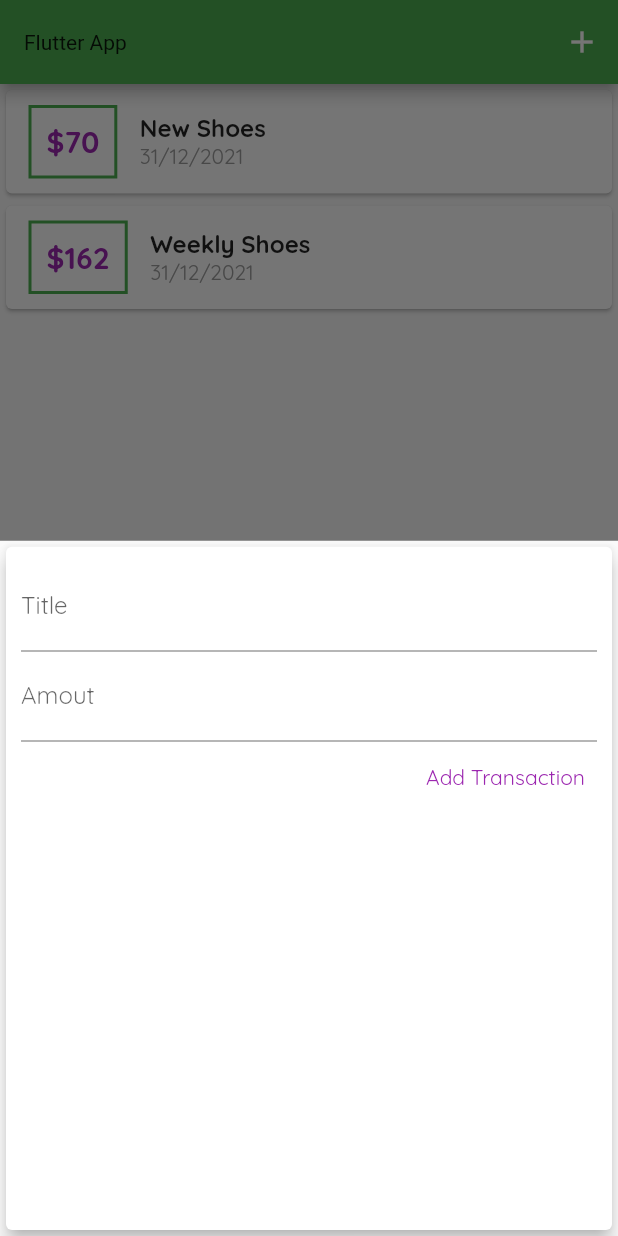
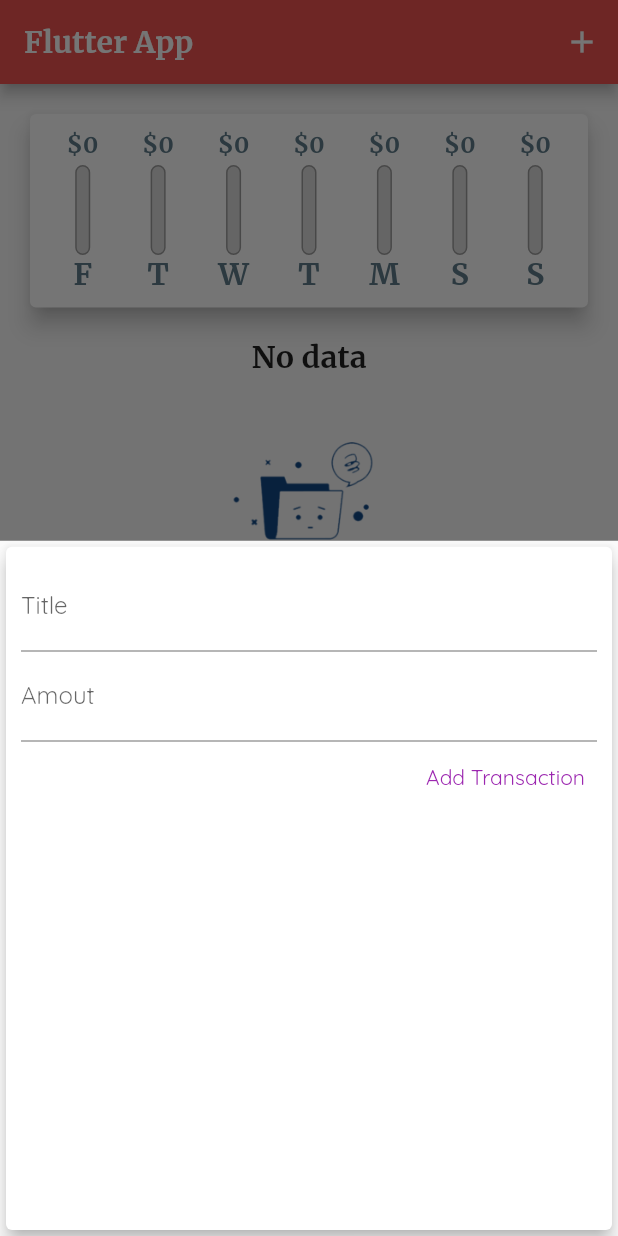
Before and after one commit to nambui98/Flutter_udemy2, a Flutter app: the screen it shows after launch, after a tap on the "add" icon, on a phone screen of 412 x 824 dp. Run offline on Flutter 3.47's test engine with Material 2 defaults, Android fonts, the phone set to English and light mode, and no system bars.

Commit message:
second commit

```diff
--- a/lib/main.dart
+++ b/lib/main.dart
@@ -1,4 +1,7 @@
+import 'package:flutter/cupertino.dart';
 import 'package:flutter/material.dart';
+import 'package:flutter_complete_guide/splash.dart';
+import 'package:flutter_complete_guide/widgets/chart.dart';
 import 'package:flutter_complete_guide/widgets/new_transaction.dart';
 import 'package:flutter_complete_guide/widgets/transaction_list.dart';
 
@@ -15,19 +18,39 @@ class MyApp extends StatelessWidget {
   // This widget is the root of your application.
   @override
   Widget build(BuildContext context) {
+    final ThemeData theme = ThemeData();
     return MaterialApp(
       title: 'Flutter App',
+      // theme: ThemeData(
+      //     primarySwatch: Colors.green,
+      //     accentColor: Colors.red,
+      //     fontFamily: 'Quicksand',
+      //     appBarTheme: AppBarTheme(
+      //       textTheme: const TextTheme(
+      //         headline6: TextStyle(
+      //           fontFamily: 'Quicksand',
+      //           fontSize: 50,
+      //           fontWeight: FontWeight.bold,
+      //         ),
+      //       ),
+      //     )),
       theme: ThemeData(
-          primarySwatch: Colors.green,
-          accentColor: Colors.red,
+          // colorScheme: theme.colorScheme.copyWith(secondary: Colors.red),
+          primaryColor: Colors.red,
           fontFamily: 'Quicksand',
-          appBarTheme: AppBarTheme(
-              textTheme: ThemeData.light().textTheme.copyWith(
-                  headline3: const TextStyle(
-                      fontFamily: "Merriweather",
-                      fontSize: 50,
-                      fontWeight: FontWeight.bold)))),
-      home: MyHomePage(),
+          colorScheme: theme.colorScheme
+              .copyWith(secondary: Colors.red, primary: Colors.red[400]),
+          textTheme: const TextTheme(
+              bodyText2: TextStyle(
+                  fontFamily: "Merriweather",
+                  fontSize: 20,
+                  color: Colors.blueGrey,
+                  fontWeight: FontWeight.bold),
+              headline6: TextStyle(
+                  fontFamily: "Merriweather",
+                  fontSize: 20,
+                  fontWeight: FontWeight.bold))),
+      home: Splash(),
     );
   }
 }
@@ -43,12 +66,18 @@ class _MyHomePageState extends State<MyHomePage> {
   final titleController = TextEditingController();
 
   final amoutController = TextEditingController();
-  final List<Transaction> _userTransaction = [
-    Transaction(
-        id: 't1', title: "New Shoes", amount: 69.99, date: DateTime.now()),
-    Transaction(
-        id: 'tư', title: "Weekly Shoes", amount: 161.53, date: DateTime.now()),
+  final List<Transaction> _userTransactions = [
+    // Transaction(
+    //     id: 't1', title: "New Shoes", amount: 69.99, date: DateTime.now()),
+    // Transaction(
+    //     id: 'tư', title: "Weekly Shoes", amount: 161.53, date: DateTime.now()),
   ];
+  List<Transaction> get _recentTransactions {
+    return _userTransactions.where((tx) {
+      return tx.date.isAfter(DateTime.now().subtract(Duration(days: 7)));
+    }).toList();
+  }
+
   void _addNewTransaction(String txTitle, double txAmout) {
     final newTx = Transaction(
         id: DateTime.now().toString(),
@@ -56,7 +85,7 @@ class _MyHomePageState extends State<MyHomePage> {
         amount: txAmout,
         date: DateTime.now());
     setState(() {
-      _userTransaction.add(newTx);
+      _userTransactions.add(newTx);
     });
   }
 
@@ -89,7 +118,12 @@ class _MyHomePageState extends State<MyHomePage> {
         ],
       ),
       body: SingleChildScrollView(
-          child: TransactionList(transactions: _userTransaction)),
+          child: Column(
+        children: [
+          Chart(recentTransactions: _recentTransactions),
+          TransactionList(transactions: _userTransactions),
+        ],
+      )),
       floatingActionButtonLocation: FloatingActionButtonLocation.centerFloat,
       floatingActionButton: FloatingActionButton(
         child: const Icon(Icons.add),
--- /dev/null
+++ b/lib/splash.dart
@@ -0,0 +1,34 @@
+import 'package:flutter/material.dart';
+import 'package:flutter_complete_guide/main.dart';
+
+class Splash extends StatefulWidget {
+  const Splash({Key? key}) : super(key: key);
+
+  @override
+  State<Splash> createState() => _SplashState();
+}
+
+class _SplashState extends State<Splash> {
+  @override
+  void initState() {
+    super.initState();
+    _navigatetohome();
+  }
+
+  _navigatetohome() async {
+    await Future.delayed(Duration(milliseconds: 1500), () {});
+    Navigator.pushReplacement(
+        context, MaterialPageRoute(builder: (content) => MyHomePage()));
+  }
+
+  @override
+  Widget build(BuildContext context) {
+    return Scaffold(
+      body: Center(
+        child: Container(
+          child: Text("splash", style: TextStyle(fontSize: 24)),
+        ),
+      ),
+    );
+  }
+}
--- /dev/null
+++ b/lib/widgets/chart.dart
@@ -0,0 +1,59 @@
+import 'package:flutter/material.dart';
+import 'package:flutter_complete_guide/models/transaction.dart';
+import 'package:flutter_complete_guide/widgets/chart_bar.dart';
+import 'package:intl/intl.dart';
+
+class Chart extends StatelessWidget {
+  final List<Transaction> recentTransactions;
+  const Chart({Key? key, required this.recentTransactions}) : super(key: key);
+
+  List<Map<String, Object>> get groupedTransactionValues {
+    return List.generate(7, (index) {
+      final weekDay = DateTime.now().subtract(Duration(days: index));
+      double totalSum = 0.0;
+      for (var i = 0; i < recentTransactions.length; i++) {
+        if (recentTransactions[i].date.day == weekDay.day &&
+            recentTransactions[i].date.month == weekDay.month &&
+            recentTransactions[i].date.year == weekDay.year) {
+          totalSum += recentTransactions[i].amount;
+        }
+      }
+      return {
+        'day': DateFormat.E().format(weekDay).substring(0, 1),
+        'amount': totalSum
+      };
+    });
+  }
+
+  double get totalSpending {
+    return groupedTransactionValues.fold(
+        (0.0),
+        (previousValue, element) =>
+            previousValue + (element['amount'] as double));
+  }
+
+  @override
+  Widget build(BuildContext context) {
+    print(groupedTransactionValues);
+    return Card(
+      elevation: 6,
+      margin: EdgeInsets.all(20),
+      child: Padding(
+        padding: EdgeInsets.all(10),
+        child: Row(
+          mainAxisAlignment: MainAxisAlignment.spaceAround,
+          children: groupedTransactionValues.map((data) {
+            return Flexible(
+                fit: FlexFit.tight,
+                child: ChartBar(
+                    label: data['day'] as String,
+                    spendingAmount: data['amount'] as double,
+                    spendingPctOfTotal: totalSpending == 0.0
+                        ? 0.0
+                        : ((data['amount'] as double) / totalSpending)));
+          }).toList(),
+        ),
+      ),
+    );
+  }
+}
--- /dev/null
+++ b/lib/widgets/chart_bar.dart
@@ -0,0 +1,54 @@
+import 'package:flutter/material.dart';
+
+class ChartBar extends StatelessWidget {
+  final String label;
+  final double spendingAmount;
+  final double spendingPctOfTotal;
+
+  const ChartBar(
+      {Key? key,
+      required this.label,
+      required this.spendingAmount,
+      required this.spendingPctOfTotal})
+      : super(key: key);
+
+  @override
+  Widget build(BuildContext context) {
+    return Column(
+      children: [
+        Container(
+          height: 20,
+          child: FittedBox(
+            child: Text('\$${spendingAmount.toStringAsFixed(0)}'),
+          ),
+        ),
+        SizedBox(
+          height: 4,
+        ),
+        Container(
+          height: 60,
+          width: 10,
+          child: Stack(
+            children: [
+              Container(
+                decoration: BoxDecoration(
+                    border: Border.all(color: Colors.grey, width: 1.0),
+                    color: Color.fromRGBO(220, 220, 220, 1),
+                    borderRadius: BorderRadius.circular(10)),
+              ),
+              FractionallySizedBox(
+                heightFactor: spendingPctOfTotal,
+                child: Container(
+                  decoration: BoxDecoration(
+                      color: Theme.of(context).primaryColor,
+                      borderRadius: BorderRadius.circular(10)),
+                ),
+              )
+            ],
+          ),
+        ),
+        Text(label)
+      ],
+    );
+  }
+}
--- a/lib/widgets/transaction_list.dart
+++ b/lib/widgets/transaction_list.dart
@@ -7,44 +7,53 @@ class TransactionList extends StatelessWidget {
   TransactionList({Key? key, required this.transactions}) : super(key: key);
   @override
   Widget build(BuildContext context) {
-    return Container(
+    return transactions.isEmpty
+        ? Column(
+            children: [
+              Text(
+                "No data",
+                style: Theme.of(context).textTheme.headline6,
+              ),
+              SizedBox(
+                height: 10,
+              ),
+              Container(
+                  height: 200,
+                  child: Image.asset('assets/images/nodata-found.png'))
+            ],
+          )
+        : Container(
             height: 300,
             child: ListView.builder(
-          itemBuilder: (ctx, index) => Card(
-                  child: Row(
-                crossAxisAlignment: CrossAxisAlignment.center,
-                children: [
-                  Container(
-                      margin: const EdgeInsets.symmetric(
-                          vertical: 10, horizontal: 15),
-                      decoration: BoxDecoration(
-                          border: Border.all(
-                              color: Theme.of(context).primaryColor, width: 2)),
-                      padding: const EdgeInsets.all(10),
+                itemBuilder: (ctx, index) {
+                  return Card(
+                    elevation: 5,
+                    margin:
+                        const EdgeInsets.symmetric(vertical: 8, horizontal: 20),
+                    child: ListTile(
+                      leading: CircleAvatar(
+                        radius: 30,
+                        backgroundColor:
+                            Theme.of(context).colorScheme.secondary,
+                        child: Padding(
+                          padding: const EdgeInsets.all(6.0),
+                          child: FittedBox(
                             child: Text(
-                        '\$${transactions[index].amount.toStringAsFixed(0)}',
-                        style: const TextStyle(
-                            fontWeight: FontWeight.bold,
-                            fontSize: 20,
-                            color: Colors.purple),
-                      )),
-                  Column(
-                    crossAxisAlignment: CrossAxisAlignment.start,
-                    children: [
-                      Text(
+                              '\$${transactions[index].amount}',
+                              style: const TextStyle(color: Colors.white),
+                            ),
+                          ),
+                        ),
+                      ),
+                      title: Text(
                         transactions[index].title,
-                        style: const TextStyle(
-                            fontSize: 16, fontWeight: FontWeight.bold),
+                        style: Theme.of(context).textTheme.bodyText2,
                       ),
-                      Text(
-                        DateFormat('dd/MM/yyyy')
-                            .format(transactions[index].date),
-                        style: const TextStyle(color: Colors.grey),
-                      )
-                    ],
-                  )
-                ],
-              )),
+                      subtitle: Text(
+                          DateFormat.yMMMd().format(transactions[index].date)),
+                    ),
+                  );
+                },
                 itemCount: transactions.length),
             // (
             //   children: transactions
--- a/pubspec.yaml
+++ b/pubspec.yaml
@@ -58,9 +58,8 @@ flutter:
   uses-material-design: true
 
   # To add assets to your application, add an assets section, like this:
-  # assets:
-  #   - images/a_dot_burr.jpeg
-  #   - images/a_dot_ham.jpeg
+  assets:
+    - assets/images/nodata-found.png
 
   # An image asset can refer to one or more resolution-specific "variants", see
   # https://flutter.dev/assets-and-images/#resolution-aware.
```
Also changed, not shown: assets/images/nodata-found.png (added). Lines whose indentation alone changed are shown as unchanged.
